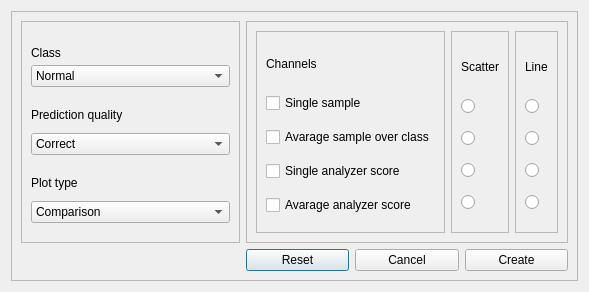
Before: the Qt Designer form utils/create_new_figure_dialog_UI.ui in DominikaDarabos/pre-trained-NN-analysis, drawn with Qt 5.
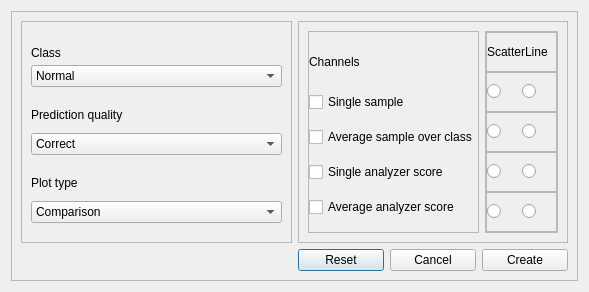
After: the same form once the commit is applied.

Commit message: implement the create new figure logic with the tab widget

Diff of the .ui file:
```diff
--- a/utils/create_new_figure_dialog_UI.ui
+++ b/utils/create_new_figure_dialog_UI.ui
@@ -196,112 +196,6 @@
          <enum>QFrame::Raised</enum>
         </property>
         <layout class="QGridLayout" name="gridLayout_2">
-         <item row="0" column="1">
-          <widget class="QFrame" name="scatterFrame">
-           <property name="frameShape">
-            <enum>QFrame::StyledPanel</enum>
-           </property>
-           <property name="frameShadow">
-            <enum>QFrame::Raised</enum>
-           </property>
-           <layout class="QGridLayout" name="gridLayout_4">
-            <item row="1" column="0">
-             <widget class="QRadioButton" name="singleSampleScatterRadio">
-              <property name="text">
-               <string/>
-              </property>
-             </widget>
-            </item>
-            <item row="2" column="0">
-             <widget class="QRadioButton" name="averageSampleScatterRadio">
-              <property name="text">
-               <string/>
-              </property>
-             </widget>
-            </item>
-            <item row="4" column="0">
-             <widget class="QRadioButton" name="averageAnalyzerScatterRadio">
-              <property name="text">
-               <string/>
-              </property>
-             </widget>
-            </item>
-            <item row="3" column="0">
-             <widget class="QRadioButton" name="singleAnalyzerScatterRadio">
-              <property name="text">
-               <string/>
-              </property>
-             </widget>
-            </item>
-            <item row="0" column="0">
-             <widget class="QLabel" name="scatterTitle">
-              <property name="maximumSize">
-               <size>
-                <width>16777215</width>
-                <height>30</height>
-               </size>
-              </property>
-              <property name="text">
-               <string>Scatter</string>
-              </property>
-             </widget>
-            </item>
-           </layout>
-          </widget>
-         </item>
-         <item row="0" column="2">
-          <widget class="QFrame" name="LineFrame">
-           <property name="frameShape">
-            <enum>QFrame::StyledPanel</enum>
-           </property>
-           <property name="frameShadow">
-            <enum>QFrame::Raised</enum>
-           </property>
-           <layout class="QGridLayout" name="gridLayout_5">
-            <item row="1" column="0">
-             <widget class="QRadioButton" name="singleSampleLineRadio">
-              <property name="text">
-               <string/>
-              </property>
-             </widget>
-            </item>
-            <item row="2" column="0">
-             <widget class="QRadioButton" name="averageSampleLineRadio">
-              <property name="text">
-               <string/>
-              </property>
-             </widget>
-            </item>
-            <item row="3" column="0">
-             <widget class="QRadioButton" name="singleAnalyzerLineRadio">
-              <property name="text">
-               <string/>
-              </property>
-             </widget>
-            </item>
-            <item row="4" column="0">
-             <widget class="QRadioButton" name="averageAnalyzerLineRadio">
-              <property name="text">
-               <string/>
-              </property>
-             </widget>
-            </item>
-            <item row="0" column="0">
-             <widget class="QLabel" name="linetitle">
-              <property name="maximumSize">
-               <size>
-                <width>16777215</width>
-                <height>30</height>
-               </size>
-              </property>
-              <property name="text">
-               <string>Line</string>
-              </property>
-             </widget>
-            </item>
-           </layout>
-          </widget>
-         </item>
          <item row="0" column="0">
           <widget class="QFrame" name="channelsFrame">
            <property name="frameShape">
@@ -311,6 +205,21 @@
             <enum>QFrame::Raised</enum>
            </property>
            <layout class="QGridLayout" name="gridLayout_3">
+            <property name="leftMargin">
+             <number>0</number>
+            </property>
+            <property name="topMargin">
+             <number>0</number>
+            </property>
+            <property name="rightMargin">
+             <number>0</number>
+            </property>
+            <property name="bottomMargin">
+             <number>0</number>
+            </property>
+            <property name="spacing">
+             <number>0</number>
+            </property>
             <item row="0" column="0">
              <widget class="QLabel" name="channelsTitle">
               <property name="maximumSize">
@@ -334,7 +243,7 @@
             <item row="2" column="0">
              <widget class="QCheckBox" name="averageSampleCheckbox">
               <property name="text">
-               <string>Avarage sample over class</string>
+               <string>Average sample over class</string>
               </property>
              </widget>
             </item>
@@ -348,13 +257,257 @@
             <item row="4" column="0">
              <widget class="QCheckBox" name="averageAnalyzerCheckbox">
               <property name="text">
-               <string>Avarage analyzer score</string>
+               <string>Average analyzer score</string>
               </property>
              </widget>
             </item>
            </layout>
           </widget>
          </item>
+         <item row="0" column="1">
+          <widget class="QFrame" name="radioFrame">
+           <property name="frameShape">
+            <enum>QFrame::StyledPanel</enum>
+           </property>
+           <property name="frameShadow">
+            <enum>QFrame::Raised</enum>
+           </property>
+           <layout class="QGridLayout" name="gridLayout_4">
+            <property name="leftMargin">
+             <number>0</number>
+            </property>
+            <property name="topMargin">
+             <number>0</number>
+            </property>
+            <property name="rightMargin">
+             <number>0</number>
+            </property>
+            <property name="bottomMargin">
+             <number>0</number>
+            </property>
+            <property name="spacing">
+             <number>0</number>
+            </property>
+            <item row="2" column="0">
+             <widget class="QFrame" name="averageSampleFrame">
+              <property name="frameShape">
+               <enum>QFrame::StyledPanel</enum>
+              </property>
+              <property name="frameShadow">
+               <enum>QFrame::Raised</enum>
+              </property>
+              <layout class="QGridLayout" name="gridLayout_8">
+               <property name="leftMargin">
+                <number>0</number>
+               </property>
+               <property name="topMargin">
+                <number>0</number>
+               </property>
+               <property name="rightMargin">
+                <number>0</number>
+               </property>
+               <property name="bottomMargin">
+                <number>0</number>
+               </property>
+               <property name="spacing">
+                <number>0</number>
+               </property>
+               <item row="0" column="0">
+                <widget class="QRadioButton" name="singleAnalyzerLineRadio_2">
+                 <property name="text">
+                  <string/>
+                 </property>
+                </widget>
+               </item>
+               <item row="0" column="1">
+                <widget class="QRadioButton" name="singleAnalyzerScatterRadio_2">
+                 <property name="text">
+                  <string/>
+                 </property>
+                </widget>
+               </item>
+              </layout>
+             </widget>
+            </item>
+            <item row="3" column="0">
+             <widget class="QFrame" name="singleAnalyzerFrame">
+              <property name="frameShape">
+               <enum>QFrame::StyledPanel</enum>
+              </property>
+              <property name="frameShadow">
+               <enum>QFrame::Raised</enum>
+              </property>
+              <layout class="QGridLayout" name="gridLayout_9">
+               <property name="leftMargin">
+                <number>0</number>
+               </property>
+               <property name="topMargin">
+                <number>0</number>
+               </property>
+               <property name="rightMargin">
+                <number>0</number>
+               </property>
+               <property name="bottomMargin">
+                <number>0</number>
+               </property>
+               <property name="spacing">
+                <number>0</number>
+               </property>
+               <item row="0" column="0">
+                <widget class="QRadioButton" name="averageAnalyzerScatterRadio_2">
+                 <property name="text">
+                  <string/>
+                 </property>
+                </widget>
+               </item>
+               <item row="0" column="1">
+                <widget class="QRadioButton" name="averageAnalyzerLineRadio_2">
+                 <property name="text">
+                  <string/>
+                 </property>
+                </widget>
+               </item>
+              </layout>
+             </widget>
+            </item>
+            <item row="1" column="0">
+             <widget class="QFrame" name="singleSampleFrame">
+              <property name="frameShape">
+               <enum>QFrame::StyledPanel</enum>
+              </property>
+              <property name="frameShadow">
+               <enum>QFrame::Raised</enum>
+              </property>
+              <layout class="QGridLayout" name="gridLayout_7">
+               <property name="leftMargin">
+                <number>0</number>
+               </property>
+               <property name="topMargin">
+                <number>0</number>
+               </property>
+               <property name="rightMargin">
+                <number>0</number>
+               </property>
+               <property name="bottomMargin">
+                <number>0</number>
+               </property>
+               <property name="spacing">
+                <number>0</number>
+               </property>
+               <item row="0" column="0">
+                <widget class="QRadioButton" name="singleSampleLineRadio_2">
+                 <property name="text">
+                  <string/>
+                 </property>
+                </widget>
+               </item>
+               <item row="0" column="1">
+                <widget class="QRadioButton" name="singleSampleScatterRadio_2">
+                 <property name="text">
+                  <string/>
+                 </property>
+                </widget>
+               </item>
+              </layout>
+             </widget>
+            </item>
+            <item row="0" column="0">
+             <widget class="QFrame" name="labelFrame">
+              <property name="frameShape">
+               <enum>QFrame::StyledPanel</enum>
+              </property>
+              <property name="frameShadow">
+               <enum>QFrame::Raised</enum>
+              </property>
+              <layout class="QGridLayout" name="gridLayout_5">
+               <property name="leftMargin">
+                <number>0</number>
+               </property>
+               <property name="topMargin">
+                <number>0</number>
+               </property>
+               <property name="rightMargin">
+                <number>0</number>
+               </property>
+               <property name="bottomMargin">
+                <number>0</number>
+               </property>
+               <property name="spacing">
+                <number>0</number>
+               </property>
+               <item row="0" column="0">
+                <widget class="QLabel" name="scatterTitle_2">
+                 <property name="maximumSize">
+                  <size>
+                   <width>16777215</width>
+                   <height>30</height>
+                  </size>
+                 </property>
+                 <property name="text">
+                  <string>Scatter</string>
+                 </property>
+                </widget>
+               </item>
+               <item row="0" column="1">
+                <widget class="QLabel" name="linetitle_2">
+                 <property name="maximumSize">
+                  <size>
+                   <width>16777215</width>
+                   <height>30</height>
+                  </size>
+                 </property>
+                 <property name="text">
+                  <string>Line</string>
+                 </property>
+                </widget>
+               </item>
+              </layout>
+             </widget>
+            </item>
+            <item row="4" column="0">
+             <widget class="QFrame" name="averageAnalyzerFrame">
+              <property name="frameShape">
+               <enum>QFrame::StyledPanel</enum>
+              </property>
+              <property name="frameShadow">
+               <enum>QFrame::Raised</enum>
+              </property>
+              <layout class="QGridLayout" name="gridLayout_10">
+               <property name="leftMargin">
+                <number>0</number>
+               </property>
+               <property name="topMargin">
+                <number>0</number>
+               </property>
+               <property name="rightMargin">
+                <number>0</number>
+               </property>
+               <property name="bottomMargin">
+                <number>0</number>
+               </property>
+               <property name="spacing">
+                <number>0</number>
+               </property>
+               <item row="0" column="0">
+                <widget class="QRadioButton" name="averageSampleLineRadio_2">
+                 <property name="text">
+                  <string/>
+                 </property>
+                </widget>
+               </item>
+               <item row="0" column="1">
+                <widget class="QRadioButton" name="averageSampleScatterRadio_2">
+                 <property name="text">
+                  <string/>
+                 </property>
+                </widget>
+               </item>
+              </layout>
+             </widget>
+            </item>
+           </layout>
+          </widget>
+         </item>
         </layout>
        </widget>
       </item>
```
The commit also changes 7 other files.
